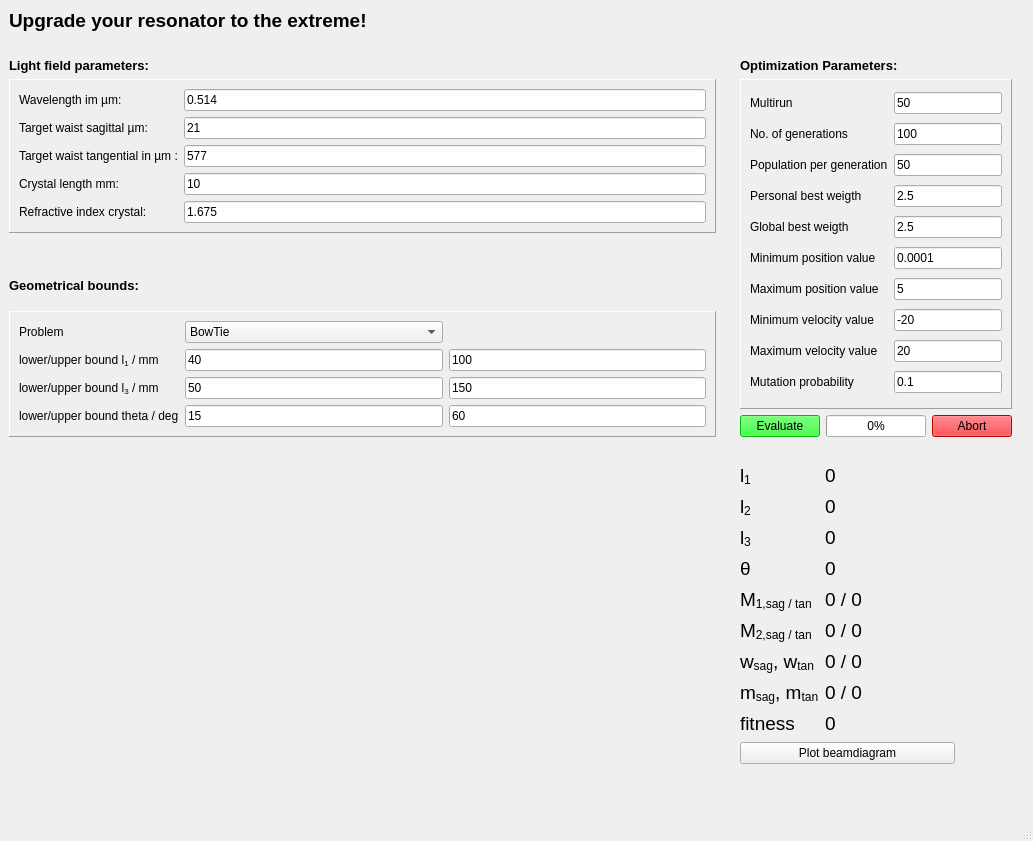
Above: assets/resonator_window.ui from NiceLaserGuy/GRay-CAD-2 before the change. Below: the same form after it.
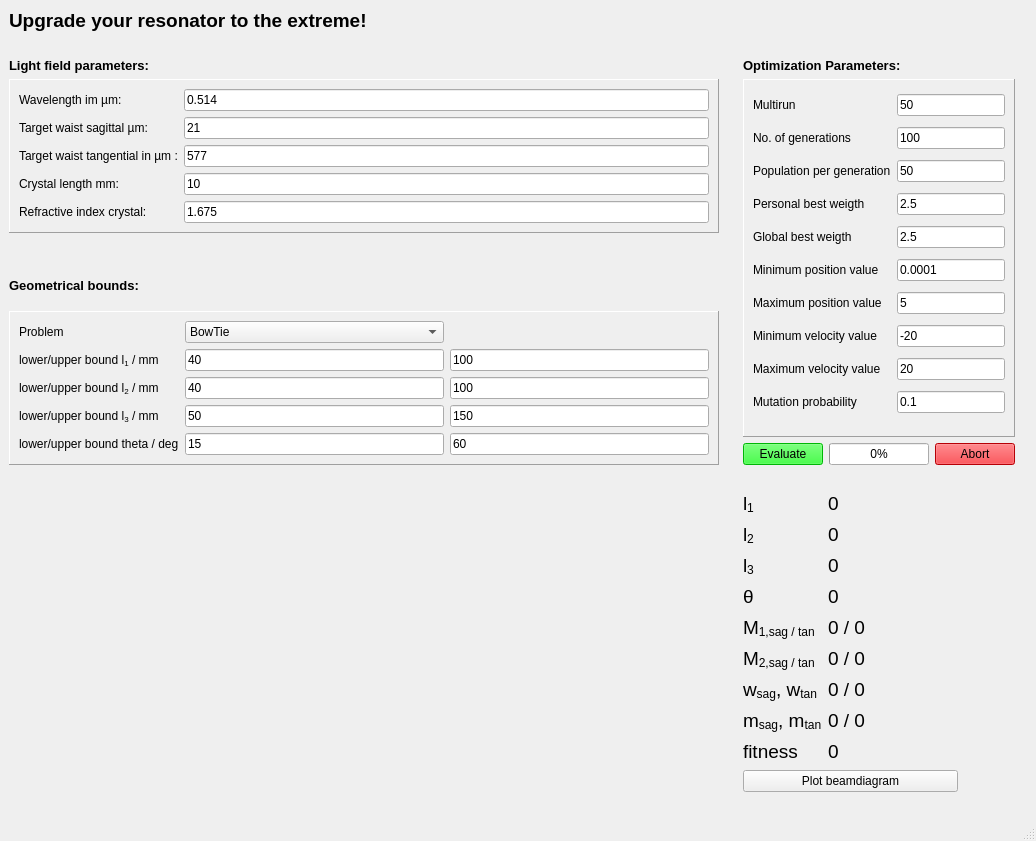
That is the form after the change. Icons and pictures are not drawn.

Diff of the .ui file:
```diff
--- a/assets/resonator_window.ui
+++ b/assets/resonator_window.ui
@@ -6,7 +6,7 @@
    <rect>
     <x>0</x>
     <y>0</y>
-    <width>1033</width>
+    <width>1036</width>
     <height>841</height>
    </rect>
   </property>
@@ -769,35 +769,49 @@
          </item>
         </widget>
        </item>
-       <item row="3" column="0">
+       <item row="4" column="0">
         <widget class="QLabel" name="label_16">
          <property name="text">
           <string>lower/upper bound l&lt;sub&gt;3&lt;/sub&gt;  / mm</string>
          </property>
         </widget>
        </item>
-       <item row="4" column="0">
+       <item row="0" column="0">
+        <widget class="QLabel" name="label_24">
+         <property name="text">
+          <string>Problem</string>
+         </property>
+        </widget>
+       </item>
+       <item row="5" column="0">
         <widget class="QLabel" name="label_15">
          <property name="text">
           <string>lower/upper bound theta / deg</string>
          </property>
         </widget>
        </item>
-       <item row="3" column="1">
+       <item row="4" column="1">
         <widget class="QLineEdit" name="edit_lower_bound_l3">
          <property name="text">
           <string>50</string>
          </property>
         </widget>
        </item>
-       <item row="0" column="0">
-        <widget class="QLabel" name="label_24">
+       <item row="1" column="2">
+        <widget class="QLineEdit" name="edit_upper_bound_l1">
          <property name="text">
-          <string>Problem</string>
+          <string>100</string>
          </property>
         </widget>
        </item>
-       <item row="4" column="1">
+       <item row="1" column="1">
+        <widget class="QLineEdit" name="edit_lower_bound_l1">
+         <property name="text">
+          <string>40</string>
+         </property>
+        </widget>
+       </item>
+       <item row="5" column="1">
         <widget class="QLineEdit" name="edit_lower_bound_theta">
          <property name="toolTip">
           <string/>
@@ -807,34 +821,20 @@
          </property>
         </widget>
        </item>
-       <item row="4" column="2">
+       <item row="5" column="2">
         <widget class="QLineEdit" name="edit_upper_bound_theta">
          <property name="text">
           <string>60</string>
          </property>
         </widget>
        </item>
-       <item row="3" column="2">
+       <item row="4" column="2">
         <widget class="QLineEdit" name="edit_upper_bound_l3">
          <property name="text">
           <string>150</string>
          </property>
         </widget>
        </item>
-       <item row="1" column="2">
-        <widget class="QLineEdit" name="edit_upper_bound_l1">
-         <property name="text">
-          <string>100</string>
-         </property>
-        </widget>
-       </item>
-       <item row="1" column="1">
-        <widget class="QLineEdit" name="edit_lower_bound_l1">
-         <property name="text">
-          <string>40</string>
-         </property>
-        </widget>
-       </item>
        <item row="1" column="0">
         <widget class="QLabel" name="label_18">
          <property name="styleSheet">
@@ -845,6 +845,27 @@
          </property>
         </widget>
        </item>
+       <item row="3" column="0">
+        <widget class="QLabel" name="label_32">
+         <property name="text">
+          <string>lower/upper bound l&lt;sub&gt;2&lt;/sub&gt; / mm</string>
+         </property>
+        </widget>
+       </item>
+       <item row="3" column="1">
+        <widget class="QLineEdit" name="edit_lower_bound_l2">
+         <property name="text">
+          <string>40</string>
+         </property>
+        </widget>
+       </item>
+       <item row="3" column="2">
+        <widget class="QLineEdit" name="edit_upper_bound_l2">
+         <property name="text">
+          <string>100</string>
+         </property>
+        </widget>
+       </item>
       </layout>
      </widget>
     </item>
```
